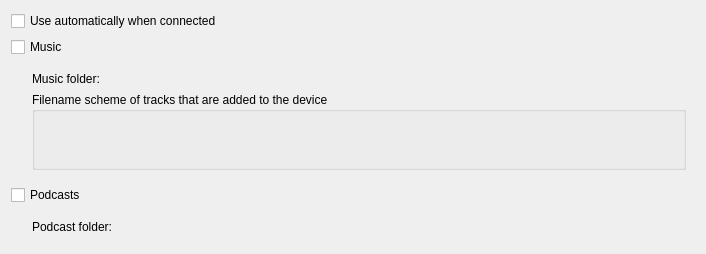
Above: src/core-impl/collections/umscollection/UmsConfiguration.ui from netrunner-debian-kde-extras/amarok before the change. Below: the same form after it.
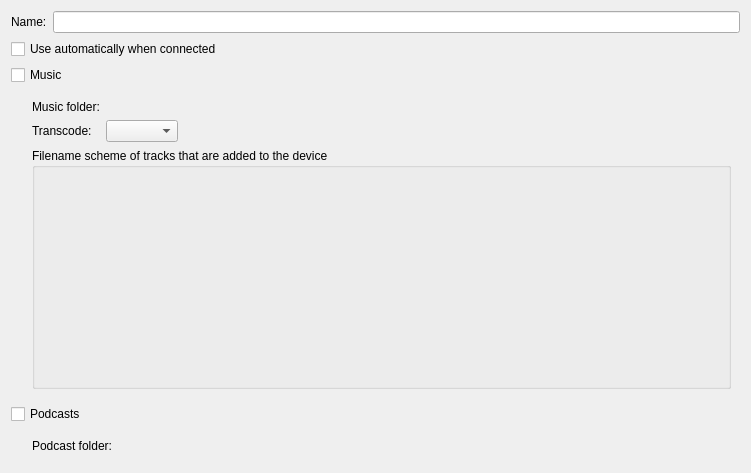
That is the form after the change. Custom widgets are drawn as their Qt base class.

The edit to the form file:
```diff
--- a/src/core-impl/collections/umscollection/UmsConfiguration.ui
+++ b/src/core-impl/collections/umscollection/UmsConfiguration.ui
@@ -6,8 +6,8 @@
    <rect>
     <x>0</x>
     <y>0</y>
-    <width>706</width>
-    <height>254</height>
+    <width>751</width>
+    <height>473</height>
    </rect>
   </property>
   <property name="minimumSize">
@@ -23,48 +23,24 @@
    <item>
     <layout class="QHBoxLayout" name="horizontalLayout_3">
      <item>
-      <widget class="QCheckBox" name="m_autoConnect">
-       <property name="sizePolicy">
-        <sizepolicy hsizetype="Preferred" vsizetype="Fixed">
-         <horstretch>0</horstretch>
-         <verstretch>0</verstretch>
-        </sizepolicy>
-       </property>
-       <property name="minimumSize">
-        <size>
-         <width>250</width>
-         <height>0</height>
-        </size>
-       </property>
-       <property name="maximumSize">
-        <size>
-         <width>100</width>
-         <height>20</height>
-        </size>
-       </property>
-       <property name="autoFillBackground">
-        <bool>false</bool>
-       </property>
+      <widget class="QLabel" name="label">
        <property name="text">
-        <string>Use automatically when connected</string>
+        <string>Name:</string>
        </property>
       </widget>
      </item>
      <item>
-      <spacer name="horizontalSpacer">
-       <property name="orientation">
-        <enum>Qt::Horizontal</enum>
-       </property>
-       <property name="sizeHint" stdset="0">
-        <size>
-         <width>40</width>
-         <height>20</height>
-        </size>
-       </property>
-      </spacer>
+      <widget class="QLineEdit" name="m_collectionName"/>
      </item>
     </layout>
    </item>
+   <item>
+    <widget class="QCheckBox" name="m_autoConnect">
+     <property name="text">
+      <string>Use automatically when connected</string>
+     </property>
+    </widget>
+   </item>
    <item>
     <widget class="QCheckBox" name="m_musicCheckBox">
      <property name="font">
@@ -108,47 +84,21 @@
          <verstretch>0</verstretch>
         </sizepolicy>
        </property>
-       <layout class="QVBoxLayout" name="verticalLayout_2">
-        <item>
-         <layout class="QHBoxLayout" name="horizontalLayout_4">
-          <item>
-           <widget class="QLabel" name="label_4">
-            <property name="sizePolicy">
-             <sizepolicy hsizetype="Minimum" vsizetype="Minimum">
-              <horstretch>0</horstretch>
-              <verstretch>0</verstretch>
-             </sizepolicy>
-            </property>
-            <property name="minimumSize">
-             <size>
-              <width>200</width>
-              <height>10</height>
-             </size>
-            </property>
-            <property name="text">
-             <string>Music folder:</string>
-            </property>
-           </widget>
-          </item>
-          <item>
-           <widget class="KUrlRequester" name="m_musicFolder">
-            <property name="sizePolicy">
-             <sizepolicy hsizetype="Minimum" vsizetype="Minimum">
-              <horstretch>0</horstretch>
-              <verstretch>0</verstretch>
-             </sizepolicy>
-            </property>
-            <property name="minimumSize">
-             <size>
-              <width>100</width>
-              <height>0</height>
-             </size>
-            </property>
-           </widget>
-          </item>
-         </layout>
+       <layout class="QFormLayout" name="formLayout">
+        <property name="fieldGrowthPolicy">
+         <enum>QFormLayout::ExpandingFieldsGrow</enum>
+        </property>
+        <item row="0" column="0">
+         <widget class="QLabel" name="label_4">
+          <property name="text">
+           <string>Music folder:</string>
+          </property>
+         </widget>
         </item>
-        <item>
+        <item row="0" column="1">
+         <widget class="KUrlRequester" name="m_musicFolder"/>
+        </item>
+        <item row="2" column="0" colspan="2">
          <widget class="QGroupBox" name="m_filenameSchemeBox">
           <property name="sizePolicy">
            <sizepolicy hsizetype="Minimum" vsizetype="MinimumExpanding">
@@ -161,6 +111,16 @@
           </property>
          </widget>
         </item>
+        <item row="1" column="0">
+         <widget class="QLabel" name="m_transcodeLabel">
+          <property name="text">
+           <string>Transcode:</string>
+          </property>
+         </widget>
+        </item>
+        <item row="1" column="1">
+         <widget class="Transcoding::SelectConfigWidget" name="m_transcodeConfig"/>
+        </item>
        </layout>
       </widget>
      </item>
@@ -209,48 +169,22 @@
          <verstretch>0</verstretch>
         </sizepolicy>
        </property>
-       <layout class="QVBoxLayout" name="verticalLayout">
-        <item>
-         <layout class="QHBoxLayout" name="horizontalLayout">
-          <item>
-           <widget class="QLabel" name="label_3">
-            <property name="sizePolicy">
-             <sizepolicy hsizetype="Minimum" vsizetype="Minimum">
-              <horstretch>0</horstretch>
-              <verstretch>0</verstretch>
-             </sizepolicy>
-            </property>
-            <property name="minimumSize">
-             <size>
-              <width>200</width>
-              <height>10</height>
-             </size>
-            </property>
-            <property name="frameShape">
-             <enum>QFrame::NoFrame</enum>
-            </property>
-            <property name="text">
-             <string>Podcast folder:</string>
-            </property>
-           </widget>
-          </item>
-          <item>
-           <widget class="KUrlRequester" name="m_podcastFolder">
-            <property name="sizePolicy">
-             <sizepolicy hsizetype="Minimum" vsizetype="Minimum">
-              <horstretch>0</horstretch>
-              <verstretch>0</verstretch>
-             </sizepolicy>
-            </property>
-            <property name="minimumSize">
-             <size>
-              <width>100</width>
-              <height>0</height>
-             </size>
-            </property>
-           </widget>
-          </item>
-         </layout>
+       <layout class="QFormLayout" name="formLayout_2">
+        <property name="fieldGrowthPolicy">
+         <enum>QFormLayout::ExpandingFieldsGrow</enum>
+        </property>
+        <item row="0" column="0">
+         <widget class="QLabel" name="label_3">
+          <property name="frameShape">
+           <enum>QFrame::NoFrame</enum>
+          </property>
+          <property name="text">
+           <string>Podcast folder:</string>
+          </property>
+         </widget>
+        </item>
+        <item row="0" column="1">
+         <widget class="KUrlRequester" name="m_podcastFolder"/>
         </item>
        </layout>
       </widget>
@@ -266,6 +200,11 @@
    <header>kurlrequester.h</header>
    <container>1</container>
   </customwidget>
+  <customwidget>
+   <class>Transcoding::SelectConfigWidget</class>
+   <extends>QComboBox</extends>
+   <header>transcoding/TranscodingSelectConfigWidget.h</header>
+  </customwidget>
  </customwidgets>
  <resources/>
  <connections>
```
Left out of the diff: 2 changed lines with no effect on the pictures.
